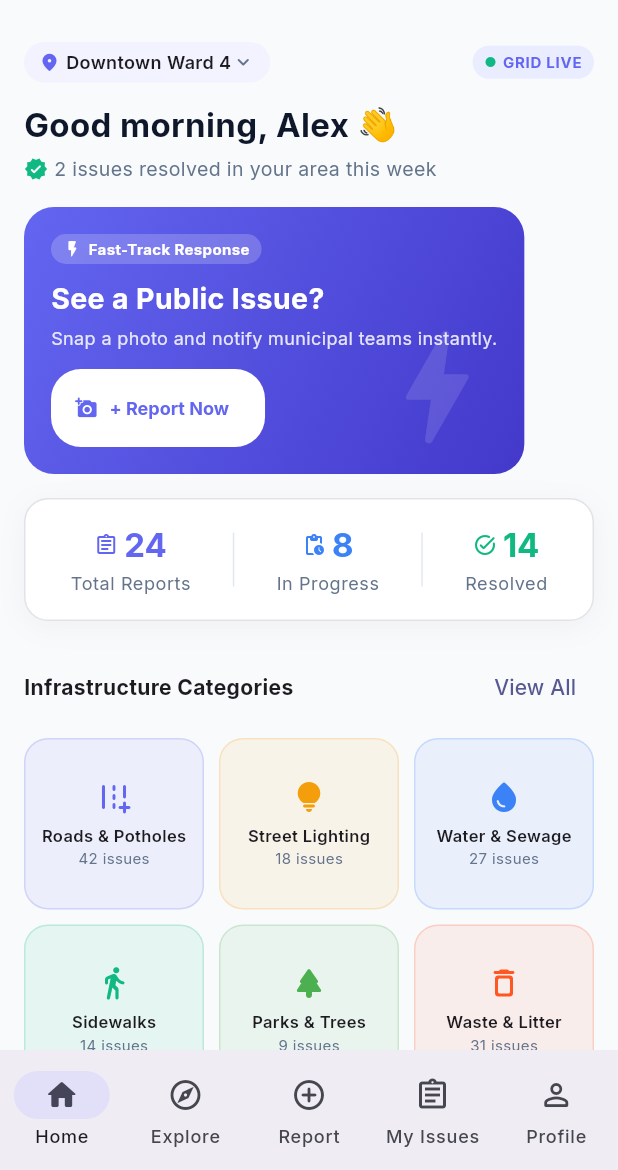
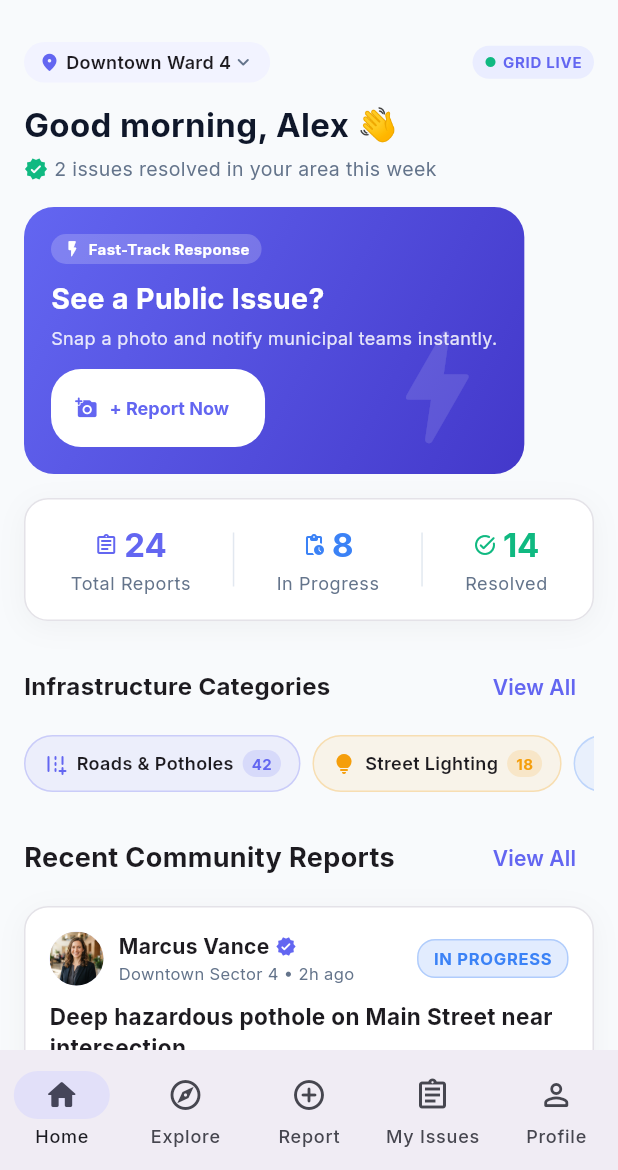
Before and after one commit to jihanurrahman33/PIIRS-Mobile-App, a Flutter app: the HomePage screen opened by its route, on a phone screen of 412 x 824 dp, the part 66-1236 px from its top. Run offline on Flutter 3.47's test engine with Material 3 defaults, Android fonts, the phone set to English and light mode, and no system bars; our stand-ins replace equatable, flutter_bloc, flutter_secure_storage, get_it, go_router, google_fonts and 1 more; accounts and stored records are empty; network calls fail.

Commit message:
feat: Refactor category components to use centralized infrastructure categories and improve UI consistency

```diff
--- /dev/null
+++ b/lib/features/home/presentation/models/infrastructure_categories.dart
@@ -0,0 +1,48 @@
+import 'package:flutter/material.dart';
+
+import '../../../../core/theme/app_colors.dart';
+import '../widgets/category_item.dart';
+
+/// Centralized category definitions for PIIRS infrastructure issue reporting.
+class InfrastructureCategories {
+  InfrastructureCategories._();
+
+  static const List<CategoryItem> items = [
+    CategoryItem(
+      title: 'Roads & Potholes',
+      icon: Icons.add_road_rounded,
+      count: 42,
+      color: AppColors.primarySeed,
+    ),
+    CategoryItem(
+      title: 'Street Lighting',
+      icon: Icons.lightbulb_rounded,
+      count: 18,
+      color: AppColors.pending,
+    ),
+    CategoryItem(
+      title: 'Water & Sewage',
+      icon: Icons.water_drop_rounded,
+      count: 27,
+      color: AppColors.inProgress,
+    ),
+    CategoryItem(
+      title: 'Sidewalks',
+      icon: Icons.directions_walk_rounded,
+      count: 14,
+      color: AppColors.resolved,
+    ),
+    CategoryItem(
+      title: 'Parks & Trees',
+      icon: Icons.park_rounded,
+      count: 9,
+      color: Colors.green,
+    ),
+    CategoryItem(
+      title: 'Waste & Litter',
+      icon: Icons.delete_outline_rounded,
+      count: 31,
+      color: Colors.deepOrange,
+    ),
+  ];
+}
--- /dev/null
+++ b/lib/features/home/presentation/widgets/category_chip_card.dart
@@ -0,0 +1,54 @@
+import 'package:flutter/material.dart';
+
+import 'category_item.dart';
+
+/// Compact category chip pill for horizontal category feed on Home.
+class CategoryChipCard extends StatelessWidget {
+  final CategoryItem item;
+  final VoidCallback? onTap;
+
+  const CategoryChipCard({super.key, required this.item, this.onTap});
+
+  @override
+  Widget build(BuildContext context) {
+    return InkWell(
+      onTap: onTap,
+      borderRadius: BorderRadius.circular(24),
+      child: Container(
+        padding: const EdgeInsets.symmetric(horizontal: 12, vertical: 6),
+        decoration: BoxDecoration(
+          color: item.color.withValues(alpha: 0.08),
+          borderRadius: BorderRadius.circular(24),
+          border: Border.all(color: item.color.withValues(alpha: 0.25)),
+        ),
+        child: Row(
+          mainAxisSize: MainAxisSize.min,
+          children: [
+            Icon(item.icon, size: 16, color: item.color),
+            const SizedBox(width: 6),
+            Text(
+              item.title,
+              style: const TextStyle(fontWeight: FontWeight.w600, fontSize: 12),
+            ),
+            const SizedBox(width: 6),
+            Container(
+              padding: const EdgeInsets.symmetric(horizontal: 6, vertical: 2),
+              decoration: BoxDecoration(
+                color: item.color.withValues(alpha: 0.15),
+                borderRadius: BorderRadius.circular(10),
+              ),
+              child: Text(
+                '${item.count}',
+                style: TextStyle(
+                  fontSize: 10,
+                  fontWeight: FontWeight.bold,
+                  color: item.color,
+                ),
+              ),
+            ),
+          ],
+        ),
+      ),
+    );
+  }
+}
--- /dev/null
+++ b/lib/features/home/presentation/widgets/category_grid_card.dart
@@ -0,0 +1,47 @@
+import 'package:flutter/material.dart';
+
+import '../../../../core/theme/app_colors.dart';
+import 'category_item.dart';
+
+/// Single category card for full-screen category explorer grids.
+class CategoryGridCard extends StatelessWidget {
+  final CategoryItem item;
+  final VoidCallback? onTap;
+
+  const CategoryGridCard({super.key, required this.item, this.onTap});
+
+  @override
+  Widget build(BuildContext context) {
+    return InkWell(
+      onTap: onTap,
+      borderRadius: BorderRadius.circular(16),
+      child: Container(
+        decoration: BoxDecoration(
+          color: item.color.withValues(alpha: 0.08),
+          borderRadius: BorderRadius.circular(16),
+          border: Border.all(color: item.color.withValues(alpha: 0.2)),
+        ),
+        child: Column(
+          mainAxisAlignment: MainAxisAlignment.center,
+          children: [
+            Icon(item.icon, size: 24, color: item.color),
+            const SizedBox(height: 6),
+            Text(
+              item.title,
+              maxLines: 1,
+              overflow: TextOverflow.ellipsis,
+              style: const TextStyle(fontWeight: FontWeight.w600, fontSize: 11),
+            ),
+            Text(
+              '${item.count} issues',
+              style: const TextStyle(
+                color: AppColors.textSecondary,
+                fontSize: 10,
+              ),
+            ),
+          ],
+        ),
+      ),
+    );
+  }
+}
--- a/lib/features/home/presentation/widgets/category_grid_widget.dart
+++ b/lib/features/home/presentation/widgets/category_grid_widget.dart
@@ -1,7 +1,7 @@
 import 'package:flutter/material.dart';
 
-import '../../../../core/theme/app_colors.dart';
-import 'category_item.dart';
+import '../models/infrastructure_categories.dart';
+import 'category_grid_card.dart';
 
 /// 6-item category grid component reflecting Stitch Civic Modern system.
 class CategoryGridWidget extends StatelessWidget {
@@ -9,47 +9,9 @@ class CategoryGridWidget extends StatelessWidget {
 
   const CategoryGridWidget({super.key, this.onCategoryTap});
 
-  static const List<CategoryItem> _categories = [
-    CategoryItem(
-      title: 'Roads & Potholes',
-      icon: Icons.add_road_rounded,
-      count: 42,
-      color: AppColors.primarySeed,
-    ),
-    CategoryItem(
-      title: 'Street Lighting',
-      icon: Icons.lightbulb_rounded,
-      count: 18,
-      color: AppColors.pending,
-    ),
-    CategoryItem(
-      title: 'Water & Sewage',
-      icon: Icons.water_drop_rounded,
-      count: 27,
-      color: AppColors.inProgress,
-    ),
-    CategoryItem(
-      title: 'Sidewalks',
-      icon: Icons.directions_walk_rounded,
-      count: 14,
-      color: AppColors.resolved,
-    ),
-    CategoryItem(
-      title: 'Parks & Trees',
-      icon: Icons.park_rounded,
-      count: 9,
-      color: Colors.green,
-    ),
-    CategoryItem(
-      title: 'Waste & Litter',
-      icon: Icons.delete_outline_rounded,
-      count: 31,
-      color: Colors.deepOrange,
-    ),
-  ];
-
   @override
   Widget build(BuildContext context) {
+    final categories = InfrastructureCategories.items;
     return GridView.builder(
       shrinkWrap: true,
       physics: const NeverScrollableScrollPhysics(),
@@ -59,42 +21,14 @@ class CategoryGridWidget extends StatelessWidget {
         mainAxisSpacing: 10,
         childAspectRatio: 1.05,
       ),
-      itemCount: _categories.length,
-      itemBuilder: (context, i) => _buildCard(context, _categories[i]),
-    );
-  }
-
-  Widget _buildCard(BuildContext context, CategoryItem item) {
-    return InkWell(
-      onTap: () => onCategoryTap?.call(item.title),
-      borderRadius: BorderRadius.circular(16),
-      child: Container(
-        decoration: BoxDecoration(
-          color: item.color.withValues(alpha: 0.08),
-          borderRadius: BorderRadius.circular(16),
-          border: Border.all(color: item.color.withValues(alpha: 0.2)),
-        ),
-        child: Column(
-          mainAxisAlignment: MainAxisAlignment.center,
-          children: [
-            Icon(item.icon, size: 24, color: item.color),
-            const SizedBox(height: 6),
-            Text(
-              item.title,
-              maxLines: 1,
-              overflow: TextOverflow.ellipsis,
-              style: const TextStyle(fontWeight: FontWeight.w600, fontSize: 11),
-            ),
-            Text(
-              '${item.count} issues',
-              style: const TextStyle(
-                color: AppColors.textSecondary,
-                fontSize: 10,
-              ),
-            ),
-          ],
-        ),
-      ),
+      itemCount: categories.length,
+      itemBuilder: (context, i) {
+        final item = categories[i];
+        return CategoryGridCard(
+          item: item,
+          onTap: () => onCategoryTap?.call(item.title),
+        );
+      },
     );
   }
 }
--- /dev/null
+++ b/lib/features/home/presentation/widgets/category_horizontal_list_widget.dart
@@ -0,0 +1,34 @@
+import 'package:flutter/material.dart';
+
+import '../models/infrastructure_categories.dart';
+import 'category_chip_card.dart';
+
+/// Compact horizontal scrolling category row for Home screen.
+class CategoryHorizontalListWidget extends StatelessWidget {
+  final ValueChanged<String>? onCategoryTap;
+
+  const CategoryHorizontalListWidget({super.key, this.onCategoryTap});
+
+  @override
+  Widget build(BuildContext context) {
+    final categories = InfrastructureCategories.items;
+    return SizedBox(
+      height: 38,
+      child: ListView.separated(
+        scrollDirection: Axis.horizontal,
+        physics: const BouncingScrollPhysics(
+          parent: AlwaysScrollableScrollPhysics(),
+        ),
+        itemCount: categories.length,
+        separatorBuilder: (_, __) => const SizedBox(width: 8),
+        itemBuilder: (context, index) {
+          final item = categories[index];
+          return CategoryChipCard(
+            item: item,
+            onTap: () => onCategoryTap?.call(item.title),
+          );
+        },
+      ),
+    );
+  }
+}
--- a/lib/features/home/presentation/widgets/home_category_section.dart
+++ b/lib/features/home/presentation/widgets/home_category_section.dart
@@ -1,9 +1,10 @@
 import 'package:flutter/material.dart';
 import 'package:go_router/go_router.dart';
 
-import 'category_grid_widget.dart';
+import '../../../../core/theme/app_colors.dart';
+import 'category_horizontal_list_widget.dart';
 
-/// Section showing infrastructure category grid with view-all navigation.
+/// Section showing compact infrastructure categories with view-all navigation.
 class HomeCategorySection extends StatelessWidget {
   const HomeCategorySection({super.key});
 
@@ -17,16 +18,24 @@ class HomeCategorySection extends StatelessWidget {
           children: [
             const Text(
               'Infrastructure Categories',
-              style: TextStyle(fontWeight: FontWeight.bold),
+              style: TextStyle(fontSize: 16, fontWeight: FontWeight.bold),
             ),
             TextButton(
               onPressed: () => context.push('/categories'),
-              child: const Text('View All'),
+              child: const Text(
+                'View All',
+                style: TextStyle(
+                  color: AppColors.primarySeed,
+                  fontWeight: FontWeight.w600,
+                ),
+              ),
             ),
           ],
         ),
-        const SizedBox(height: 10),
-        CategoryGridWidget(onCategoryTap: (_) => context.push('/search')),
+        const SizedBox(height: 8),
+        CategoryHorizontalListWidget(
+          onCategoryTap: (_) => context.push('/search'),
+        ),
       ],
     );
   }
```
